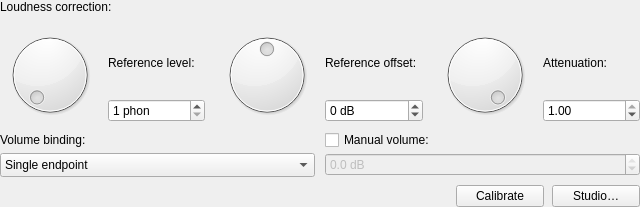
Above: Editor/guis/LoudnessCorrectionFilterGUI.ui from xup61069/EqAPO64_with_VST3_support before the change. Below: the same form after it.
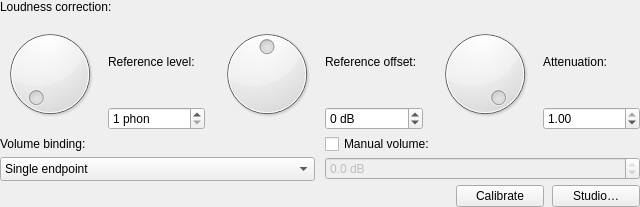
That is the form after the change. Custom widgets are drawn as their Qt base class.

Commit message: fix: eliminate empty gap below loudness correction title

The edit to the form file:
```diff
--- a/Editor/guis/LoudnessCorrectionFilterGUI.ui
+++ b/Editor/guis/LoudnessCorrectionFilterGUI.ui
@@ -19,7 +19,7 @@
   <property name="windowTitle">
    <string notr="true" />
   </property>
-  <layout class="QGridLayout" name="gridLayout">
+  <layout class="QGridLayout" name="gridLayout" rowstretch="0,0,0,0">
    <property name="leftMargin">
     <number>0</number>
    </property>
@@ -36,7 +36,7 @@
     <number>10</number>
    </property>
    <property name="verticalSpacing">
-    <number>8</number>
+    <number>4</number>
    </property>
    <item row="0" column="0">
     <layout class="QHBoxLayout" name="identityLayout">
@@ -48,8 +48,14 @@
        <property name="text">
         <string>Loudness correction:</string>
        </property>
+       <property name="sizePolicy">
+        <sizepolicy hsizetype="Preferred" vsizetype="Fixed">
+         <horstretch>0</horstretch>
+         <verstretch>0</verstretch>
+        </sizepolicy>
+       </property>
        <property name="alignment">
-        <set>Qt::AlignLeading|Qt::AlignLeft|Qt::AlignTop</set>
+        <set>Qt::AlignLeading|Qt::AlignLeft|Qt::AlignVCenter</set>
        </property>
       </widget>
      </item>
@@ -61,7 +67,7 @@
        <property name="sizeHint" stdset="0">
         <size>
          <width>0</width>
-         <height>20</height>
+         <height>0</height>
         </size>
        </property>
       </spacer>
```
The commit also changes 2 other files.
